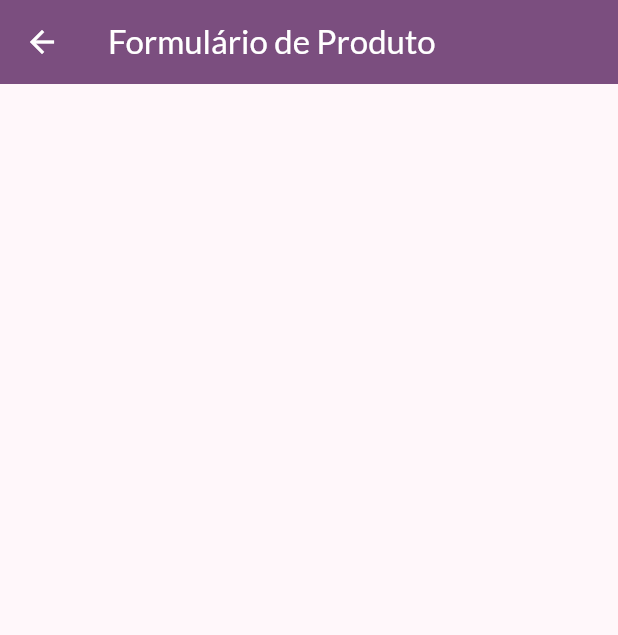
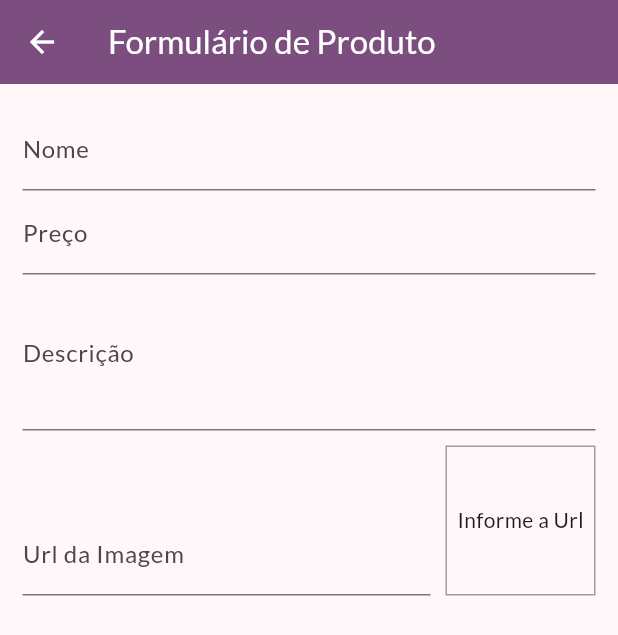
Before and after one commit to Matheus-Doerzbacher/shop, a Flutter app: the ProductFormPage screen opened by its route, on a phone screen of 412 x 824 dp. Shown: the top 635 px of the screen. Run offline on Flutter 3.47's test engine with Material 3 defaults, Android fonts, the phone set to English and light mode, and no system bars; network calls fail.

Commit message:
Criado os campos do formulario

```diff
--- a/lib/pages/product_form_page.dart
+++ b/lib/pages/product_form_page.dart
@@ -8,6 +8,30 @@ class ProductFormPage extends StatefulWidget {
 }
 
 class _ProductFormPageState extends State<ProductFormPage> {
+  final _priceFocus = FocusNode();
+  final _descriptionFocus = FocusNode();
+  final _imageUrlFocus = FocusNode();
+  final _imageUrlController = TextEditingController();
+
+  @override
+  void initState() {
+    super.initState();
+    _imageUrlFocus.addListener(updateImage);
+  }
+
+  @override
+  void dispose() {
+    super.dispose();
+    _priceFocus.dispose();
+    _descriptionFocus.dispose();
+    _imageUrlFocus.removeListener(updateImage);
+    _imageUrlFocus.dispose();
+  }
+
+  void updateImage() {
+    setState(() {});
+  }
+
   @override
   Widget build(BuildContext context) {
     return Scaffold(
@@ -19,6 +43,75 @@ class _ProductFormPageState extends State<ProductFormPage> {
         backgroundColor: Theme.of(context).colorScheme.primary,
         iconTheme: const IconThemeData(color: Colors.white),
       ),
+      body: Padding(
+        padding: const EdgeInsets.all(15.0),
+        child: Form(
+          child: ListView(
+            children: [
+              TextFormField(
+                decoration: const InputDecoration(labelText: "Nome"),
+                textInputAction: TextInputAction.next,
+                onFieldSubmitted: (_) {
+                  FocusScope.of(context).requestFocus(_priceFocus);
+                },
+              ),
+              TextFormField(
+                decoration: const InputDecoration(labelText: "Preço"),
+                textInputAction: TextInputAction.next,
+                focusNode: _priceFocus,
+                keyboardType: const TextInputType.numberWithOptions(decimal: true),
+                onFieldSubmitted: (_) {
+                  FocusScope.of(context).requestFocus(_descriptionFocus);
+                },
+              ),
+              TextFormField(
+                decoration: const InputDecoration(labelText: "Descrição"),
+                focusNode: _descriptionFocus,
+                keyboardType: TextInputType.multiline,
+                maxLines: 3,
+                onFieldSubmitted: (_) {
+                  FocusScope.of(context).requestFocus(_imageUrlFocus);
+                },
+              ),
+              Row(
+                crossAxisAlignment: CrossAxisAlignment.end,
+                children: [
+                  Expanded(
+                    child: TextFormField(
+                      decoration: const InputDecoration(labelText: "Url da Imagem"),
+                      keyboardType: TextInputType.url,
+                      textInputAction: TextInputAction.done,
+                      focusNode: _imageUrlFocus,
+                      controller: _imageUrlController,
+                    ),
+                  ),
+                  Container(
+                    height: 100,
+                    width: 100,
+                    margin: const EdgeInsets.only(
+                      top: 10,
+                      left: 10,
+                    ),
+                    decoration: BoxDecoration(
+                      border: Border.all(
+                        color: Colors.grey,
+                        width: 1,
+                      ),
+                    ),
+                    alignment: Alignment.center,
+                    child: _imageUrlController.text.isEmpty
+                        ? const Text("Informe a Url")
+                        : FittedBox(
+                            fit: BoxFit.cover,
+                            child: Image.network(_imageUrlController.text),
+                          ),
+                  )
+                ],
+              ),
+            ],
+          ),
+        ),
+      ),
     );
   }
 }
```
